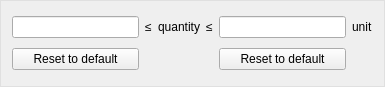
Old version of the form pyFAI/resources/gui/constraint-drop.ui in the repository silx-kit/pyFAI.
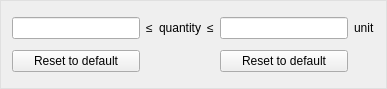
New version of the form. Custom widgets are drawn as their Qt base class.

Commit message: Use quantity edit to edit min/max, and display the unit

What changed in the file:
```diff
--- a/pyFAI/resources/gui/constraint-drop.ui
+++ b/pyFAI/resources/gui/constraint-drop.ui
@@ -6,8 +6,8 @@
    <rect>
     <x>0</x>
     <y>0</y>
-    <width>385</width>
-    <height>87</height>
+    <width>387</width>
+    <height>89</height>
    </rect>
   </property>
   <property name="windowTitle">
@@ -44,10 +44,18 @@
     </widget>
    </item>
    <item row="0" column="1">
-    <widget class="QLineEdit" name="_min"/>
+    <widget class="QuantityEdit" name="_minEdit">
+     <property name="alignment">
+      <set>Qt::AlignRight|Qt::AlignTrailing|Qt::AlignVCenter</set>
+     </property>
+    </widget>
    </item>
    <item row="0" column="5">
-    <widget class="QLineEdit" name="_max"/>
+    <widget class="QuantityEdit" name="_maxEdit">
+     <property name="alignment">
+      <set>Qt::AlignRight|Qt::AlignTrailing|Qt::AlignVCenter</set>
+     </property>
+    </widget>
    </item>
    <item row="0" column="6">
     <widget class="QLabel" name="_unit">
@@ -72,6 +80,18 @@
    </item>
   </layout>
  </widget>
+ <customwidgets>
+  <customwidget>
+   <class>QuantityEdit</class>
+   <extends>QLineEdit</extends>
+   <header>pyFAI.gui.widgets.QuantityEdit</header>
+  </customwidget>
+  <customwidget>
+   <class>UnitLabel</class>
+   <extends>QLabel</extends>
+   <header>pyFAI.gui.widgets.UnitLabel</header>
+  </customwidget>
+ </customwidgets>
  <resources/>
  <connections/>
 </ui>
```
Left out of the diff: 2 changed lines with no effect on the pictures. The commit also changes 1 other file.
